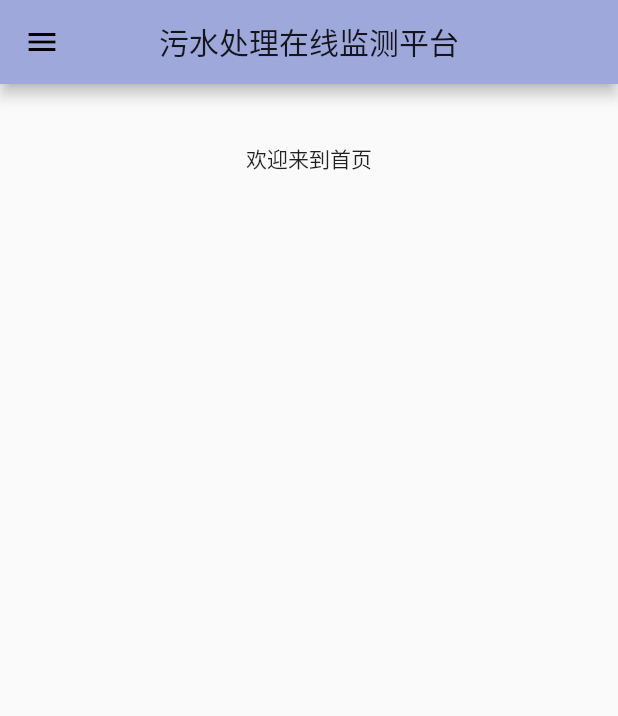
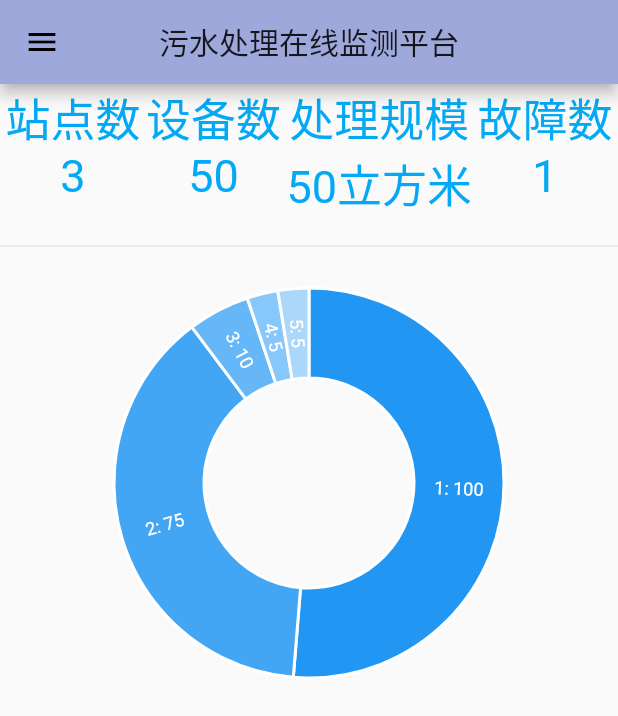
Before and after one commit to csfred/flutter-wqm, a Flutter app: the HomePage screen opened directly, on a phone screen of 412 x 824 dp. Shown: the top 716 px of the screen. Run offline on Flutter 3.47's test engine with Material 2 defaults, Android fonts, the phone set to English and light mode, and no system bars; our stand-ins replace charts_flutter, fluttertoast, shared_preferences; accounts and stored records are empty.

Commit message:
修改主页布局

```diff
--- a/lib/main.dart
+++ b/lib/main.dart
@@ -44,6 +44,8 @@ class _MainAppState extends State<MainApp> {
      */
     //ScreenUtil.instance = ScreenUtil.getInstance()..init(context);
 
+    _isLogin = true;
+
     return MaterialApp(
       debugShowCheckedModeBanner: false, //去掉Debug图标
       theme: ThemeData(
--- a/lib/pages/home.dart
+++ b/lib/pages/home.dart
@@ -1,5 +1,18 @@
+import 'dart:convert' as convert;
+
 import 'package:flutter/material.dart';
 import 'package:flutter_web/side_bar.dart';
+import 'package:charts_flutter/flutter.dart' as charts;
+
+class LinearSales {
+  final int id;
+
+  final int sales;
+
+  //final Color colr;
+
+  LinearSales(this.id, this.sales);
+}
 
 class HomePage extends StatefulWidget {
   @override
@@ -7,8 +20,14 @@ class HomePage extends StatefulWidget {
 }
 
 class _HomePageState extends State<HomePage> {
-  double progress = 0;
-  String url = "";
+  final List<charts.Series> seriesList = _createSampleData();
+
+  var statisData = {
+    "stateNum": 3,
+    "deviceNum": 50,
+    "handleScale": "50立方米",
+    "hitchNum": 1
+  };
 
   @override
   Widget build(BuildContext context) {
@@ -20,16 +39,7 @@ class _HomePageState extends State<HomePage> {
         ),
         centerTitle: true,
       ),
-      body: Container(
-        width: 1000.0,
-        height: 100.0,
-        child: Center(
-          child: Text(
-            '欢迎来到首页',
-            textAlign: TextAlign.center,
-          ),
-        ),
-      ),
+      body: _buildHomeWidget(),
       drawer: Builder(
         builder: (context) => Drawer(
           child: SideBar(),
@@ -37,4 +47,106 @@ class _HomePageState extends State<HomePage> {
       ),
     );
   }
+
+  /// 构建主界面
+  Widget _buildHomeWidget() {
+    return Column(
+        //纵向显示 统计量  折线图  图表（雷达图，饼状图，柱状图）
+        children: <Widget>[
+          _buildStatisWidget(),
+          Divider(),
+          _buildPieChatWidget()
+        ]);
+  }
+
+  ///构建统计量
+  Widget _buildStatisWidget() {
+    String jsonString = convert.jsonEncode(statisData);
+    Map<String, dynamic> statisMap = convert.jsonDecode(jsonString);
+
+    return Container(
+        height: 100,
+        child: Row(
+          crossAxisAlignment: CrossAxisAlignment.start,
+          mainAxisAlignment: MainAxisAlignment.spaceEvenly,
+          mainAxisSize: MainAxisSize.max,
+          children: [
+            Text(
+              '站点数\n' + statisMap["stateNum"].toString(),
+              textAlign: TextAlign.center,
+              maxLines: 2,
+              overflow: TextOverflow.ellipsis, // 显示不完，就在后面显示点点
+              style: TextStyle(
+                fontSize: 30.0, // 文字大小
+                color: Colors.lightBlue, // 文字颜色
+              ),
+            ),
+            Text(
+              '设备数\n' + statisMap["deviceNum"].toString(),
+              textAlign: TextAlign.center,
+              maxLines: 2,
+              overflow: TextOverflow.ellipsis,
+              style: TextStyle(
+                fontSize: 30.0,
+                color: Colors.lightBlue,
+              ),
+            ),
+            Text(
+              '处理规模\n' + statisMap["handleScale"].toString(),
+              textAlign: TextAlign.center,
+              maxLines: 2,
+              overflow: TextOverflow.ellipsis,
+              style: TextStyle(
+                fontSize: 30.0,
+                color: Colors.lightBlue,
+              ),
+            ),
+            Text(
+              '故障数\n' + statisMap["hitchNum"].toString(),
+              textAlign: TextAlign.center,
+              maxLines: 2,
+              overflow: TextOverflow.ellipsis,
+              style: TextStyle(
+                fontSize: 30.0,
+                color: Colors.lightBlue,
+              ),
+            )
+          ],
+        ));
+  }
+
+  /// 构建饼状图
+  Widget _buildPieChatWidget() {
+    return charts.PieChart(seriesList,
+        animate: false,
+        defaultRenderer: new charts.ArcRendererConfig(
+            arcWidth: 60,
+            arcRendererDecorators: [new charts.ArcLabelDecorator()]));
+  }
+
+  static List<charts.Series<LinearSales, int>> _createSampleData() {
+    List<LinearSales> _dataList = [
+      //LinearSales("生活费", 200, Colors.lightBlueAccent),
+      LinearSales(1, 100),
+      //LinearSales("游玩费", 200, Colors.deepOrangeAccent),
+      LinearSales(2, 75),
+      //LinearSales("交通费", 400, Colors.green),
+      LinearSales(3, 10),
+      //LinearSales("贷款费", 300, Colors.amber),
+      LinearSales(4, 5),
+      //LinearSales("电话费", 200, Colors.orange)
+      LinearSales(5, 5)
+    ];
+
+    return [
+      new charts.Series<LinearSales, int>(
+        id: 'Sales',
+        domainFn: (LinearSales sales, _) => sales.id,
+        measureFn: (LinearSales sales, _) => sales.sales,
+        data: _dataList,
+        // Set a label accessor to control the text of the arc label.
+        labelAccessorFn: (LinearSales row, _) => '${row.id}: ${row.sales}',
+      )
+    ];
+  }
 }
--- a/pubspec.yaml
+++ b/pubspec.yaml
@@ -35,6 +35,8 @@ dependencies:
   font_awesome_flutter: any #这个一个Flutter的图标库
   fluttertoast: any
   shared_preferences: ^0.5.6 #cacheUtils
+  #flutter_echart: ^1.0.0
+  charts_flutter: ^0.10.0
 
 dev_dependencies:
   flutter_test:
```
